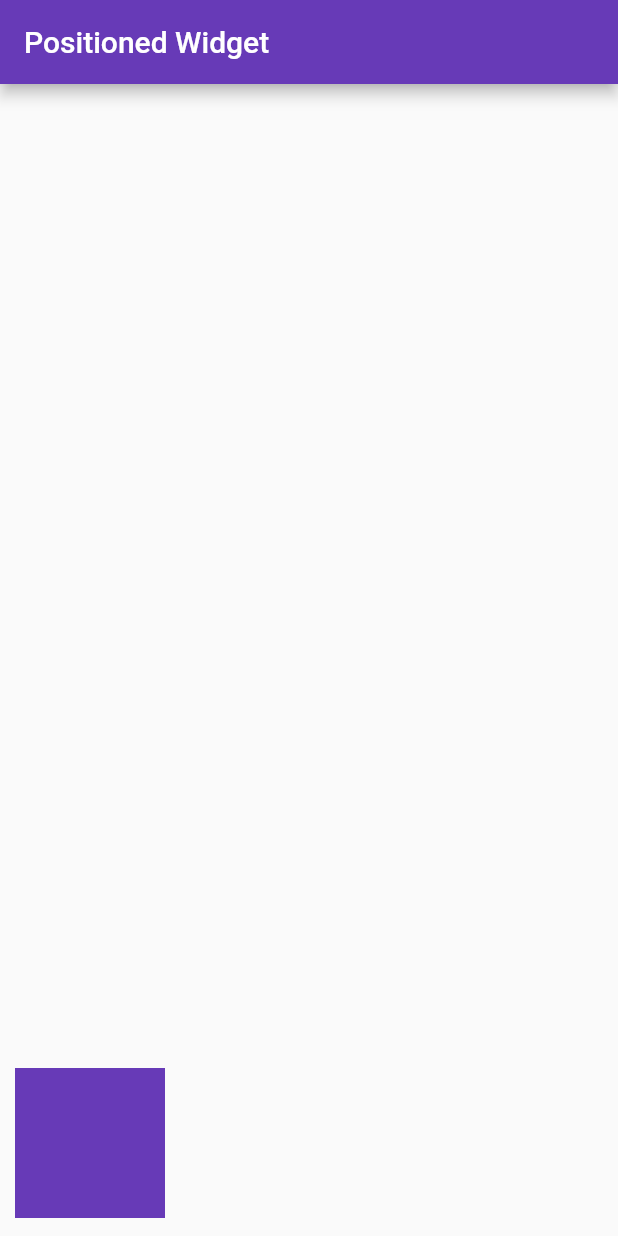
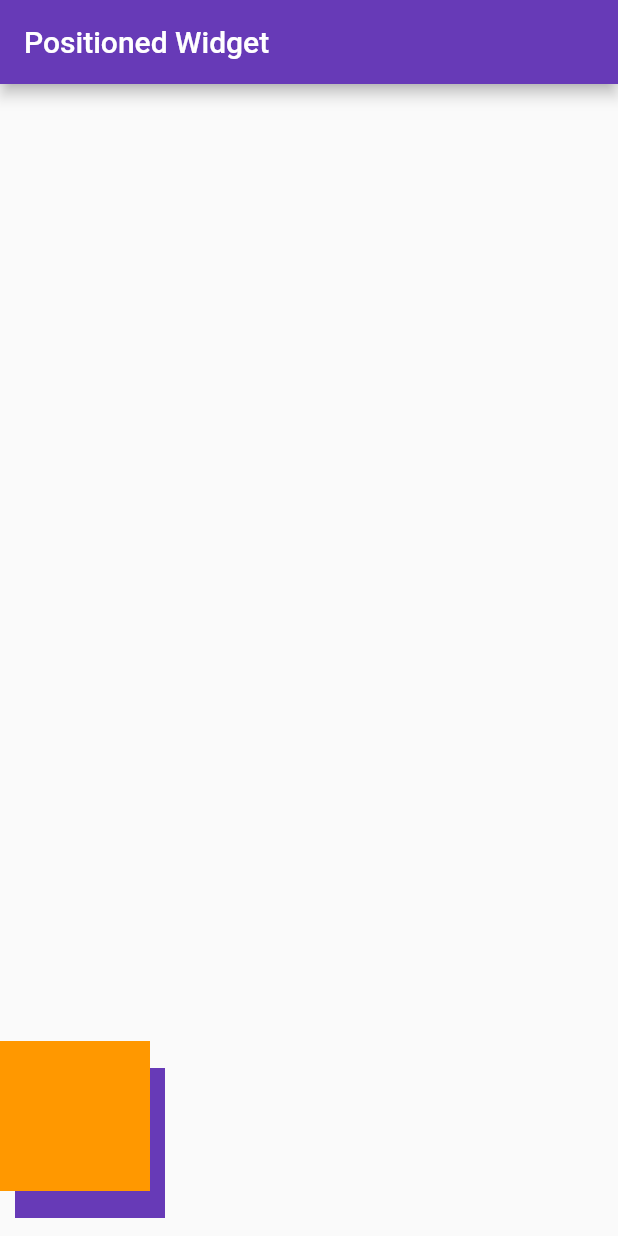
Before and after one commit to Sayyad-Amin/Flutter_Widgets, a Flutter app: the screen it shows after launch, on a phone screen of 412 x 824 dp. Run offline on Flutter 3.47's test engine with Material 2 defaults, Android fonts, the light colour scheme and no system bars; our stand-ins replace font_awesome_flutter.

Commit message:
final commit on positioned widget

```diff
--- a/widgets_practice/lib/main.dart
+++ b/widgets_practice/lib/main.dart
@@ -33,6 +33,14 @@ class positionedwidget extends StatelessWidget {
                 height: 100,
                 color: Colors.deepPurple,
               ),
+            ),
+            Positioned(
+              bottom: 30,
+              child: Container(
+                width: 100,
+                height: 100,
+                color: Colors.orange,
+              ),
             )
           ],
         )
```
